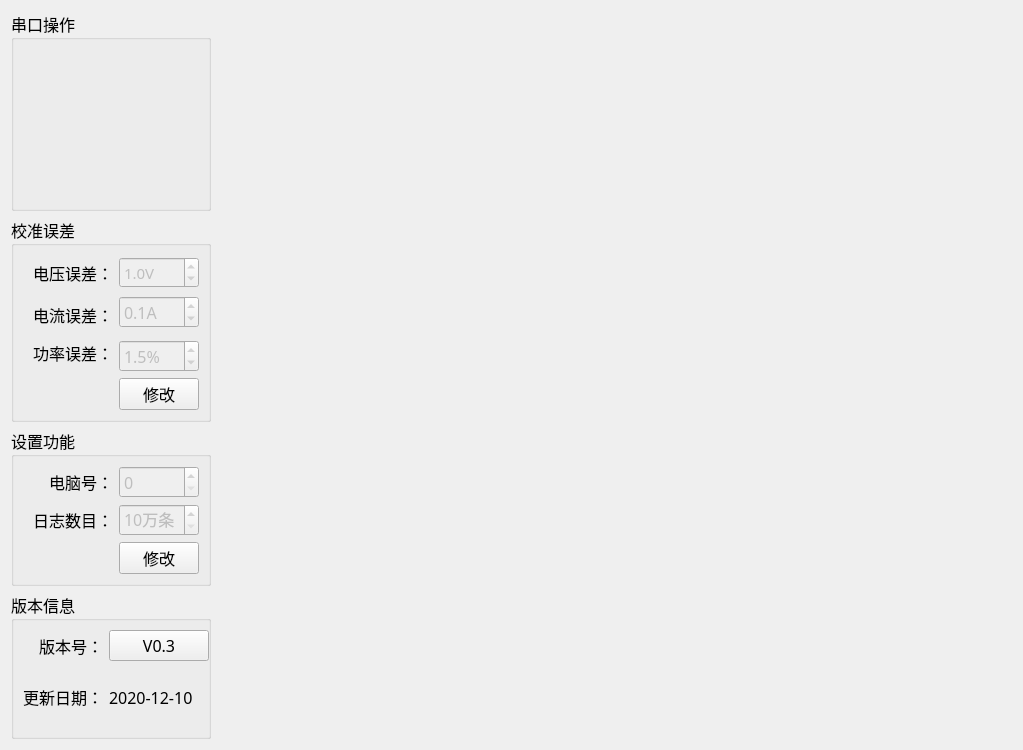
ChinaClever/PDU-CalibrateTool, file PDU-CalibrateTool/setups/setup_mainwid.ui: the form before one commit.
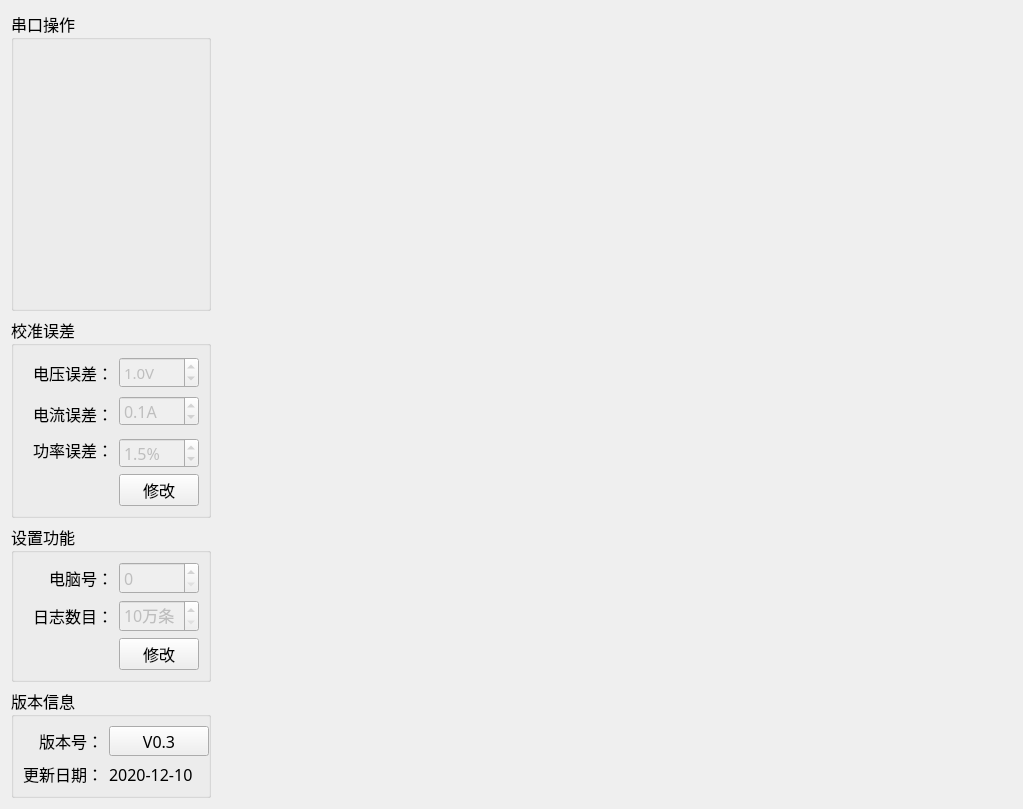
The form after the commit.

What changed in the file:
```diff
--- a/PDU-CalibrateTool/setups/setup_mainwid.ui
+++ b/PDU-CalibrateTool/setups/setup_mainwid.ui
@@ -25,13 +25,13 @@
      <property name="minimumSize">
       <size>
        <width>0</width>
-       <height>200</height>
+       <height>300</height>
       </size>
      </property>
      <property name="maximumSize">
       <size>
        <width>200</width>
-       <height>250</height>
+       <height>340</height>
       </size>
      </property>
      <property name="font">
@@ -56,9 +56,6 @@
       <property name="bottomMargin">
        <number>0</number>
       </property>
-      <property name="horizontalSpacing">
-       <number>6</number>
-      </property>
       <item row="0" column="0">
        <widget class="QWidget" name="serialWid" native="true">
         <property name="minimumSize">
@@ -79,6 +76,16 @@
         </property>
        </widget>
       </item>
+      <item row="2" column="0">
+       <widget class="QWidget" name="jigWid" native="true">
+        <property name="minimumSize">
+         <size>
+          <width>0</width>
+          <height>80</height>
+         </size>
+        </property>
+       </widget>
+      </item>
      </layout>
     </widget>
    </item>
```
